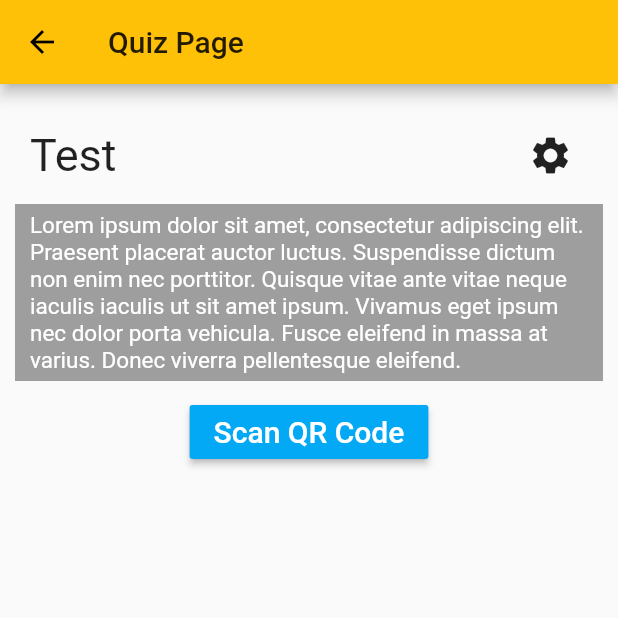
After one commit to codersuk/treasurehunt, a Flutter app: the CurrentQuizPage screen opened by its route, after a tap on "Scan QR Code", on a phone screen of 412 x 824 dp, the top half of it. The commit adds this screen. Run offline on Flutter 3.47's test engine with Material 2 defaults, Android fonts, the phone set to English and light mode, and no system bars; missing offline and left inert: barcode_scan.

Commit message:
add currentQuizPage

```diff
--- a/lib/func/barcode.dart
+++ b/lib/func/barcode.dart
@@ -3,7 +3,7 @@ import 'dart:async';
 
 class BarCodeScanner {
   // ignore: non_constant_identifier_names
-  String ScannedCode;
+
 
 
   Future<String> Scan() async {
@@ -11,20 +11,11 @@ class BarCodeScanner {
       String barcode = await BarcodeScanner.scan();
 
       return barcode;
-    } on PlatformException catch (e) {
-      String this.ScannedCode = "error";
-      return "Error";
-    } on FormatException {
+    } catch(e) {
       return "No barcode";
     }
   }
 
-  Future<String> get Barcode() async {
-    String barC = await Scan();
-    this.ScannedCode = barC;
-
-    return barC;
-  }
 
 
 }
--- a/lib/main.dart
+++ b/lib/main.dart
@@ -4,6 +4,7 @@ import 'package:flutter/material.dart';
 import 'pages/signup.dart';
 import 'pages/browse.dart';
 import 'pages/createteam.dart';
+import 'pages/currentQuiz.dart';
 
 void main() => runApp(TreasureHuntApp());
 
@@ -23,7 +24,9 @@ class TreasureHuntApp extends StatelessWidget {
       routes: {
         '/': (context) => PageSignup(),
         '/browseGames': (context) => PageBrowse(),
-        '/createTeam': (context) => CreateTeam()
+        '/createTeam': (context) => CreateTeam(),
+        '/CurrentQuiz': (context) => CurrentQuizPage(),
+
       },
     );
   }
--- a/lib/pages/browse.dart
+++ b/lib/pages/browse.dart
@@ -15,7 +15,7 @@ class PageBrowseState extends State<PageBrowse> {
         appBar: AppBar(
           title: Text('welcome'),
         ),
-        body: ListView(children: getListItems()));
+        body: ListView(children: getListItems(),));
   }
 
   List<ListTile> getListItems() {
--- /dev/null
+++ b/lib/pages/currentQuiz.dart
@@ -0,0 +1,87 @@
+import 'package:flutter/material.dart';
+import 'package:barcode_scan/barcode_scan.dart';
+
+class CurrentQuizPage extends StatefulWidget {
+  @override
+  _CurrentQuizPageState createState() {
+    // TODO: implement createState
+    return _CurrentQuizPageState(quizGame: 'Test');
+  }
+}
+
+class _CurrentQuizPageState extends State<CurrentQuizPage> {
+  String quizGame;
+  String barcode = "";
+
+  _CurrentQuizPageState({this.quizGame});
+
+  @override
+  Widget build(BuildContext context) {
+    // TODO: implement build
+    return Scaffold(
+      appBar: AppBar(
+        title: Text('Quiz Page'),
+      ),
+      body: Column(
+        children: <Widget>[
+          Container(
+            padding: EdgeInsets.only(top: 30, left: 20, right: 30),
+            child: Row(
+              mainAxisAlignment: MainAxisAlignment.spaceBetween,
+              children: <Widget>[
+                Flexible(
+                  flex: 8,
+                  child: Text(
+                    this.quizGame,
+                    textAlign: TextAlign.left,
+                    style: TextStyle(fontSize: 30),
+                  ),
+                ),
+                Flexible(
+                  flex: 2,
+                  child: Icon(Icons.settings, size: 30),
+                )
+              ],
+            ),
+          ),
+          Container(
+            margin: EdgeInsets.only(top: 15, right: 10, left: 10),
+            padding: EdgeInsets.only(left: 10, right: 10, top: 5, bottom: 5),
+            color: Colors.grey,
+            child: Text(
+              "Lorem ipsum dolor sit amet, consectetur adipiscing elit. Praesent placerat auctor luctus. Suspendisse dictum non enim nec porttitor. Quisque vitae ante vitae neque iaculis iaculis ut sit amet ipsum. Vivamus eget ipsum nec dolor porta vehicula. Fusce eleifend in massa at varius. Donec viverra pellentesque eleifend. ",
+              style: TextStyle(color: Colors.white, fontSize: 15),
+            ),
+          ),
+          Container(
+            margin: EdgeInsets.all(10),
+            child: RaisedButton(
+              color: Colors.lightBlue,
+              child: Text(
+                'Scan QR Code',
+                textAlign: TextAlign.center,
+                style: TextStyle(fontSize: 20, color: Colors.white),
+              ),
+              onPressed: () {
+                scan();
+              },
+            ),
+          ),
+          (this.barcode != null) ? Text(this.barcode) : Text('Error'),
+        ],
+      ),
+    );
+  }
+
+  Future scan() async {
+    try {
+      String barcode = await BarcodeScanner.scan();
+      setState(() => this.barcode = barcode);
+    } on FormatException {
+      setState(() => this.barcode =
+          'null (User returned using the "back"-button before scanning anything. Result)');
+    } catch (e) {
+      setState(() => this.barcode = 'Unknown error: $e');
+    }
+  }
+}
```
Also changed, not shown: 4 other files.
